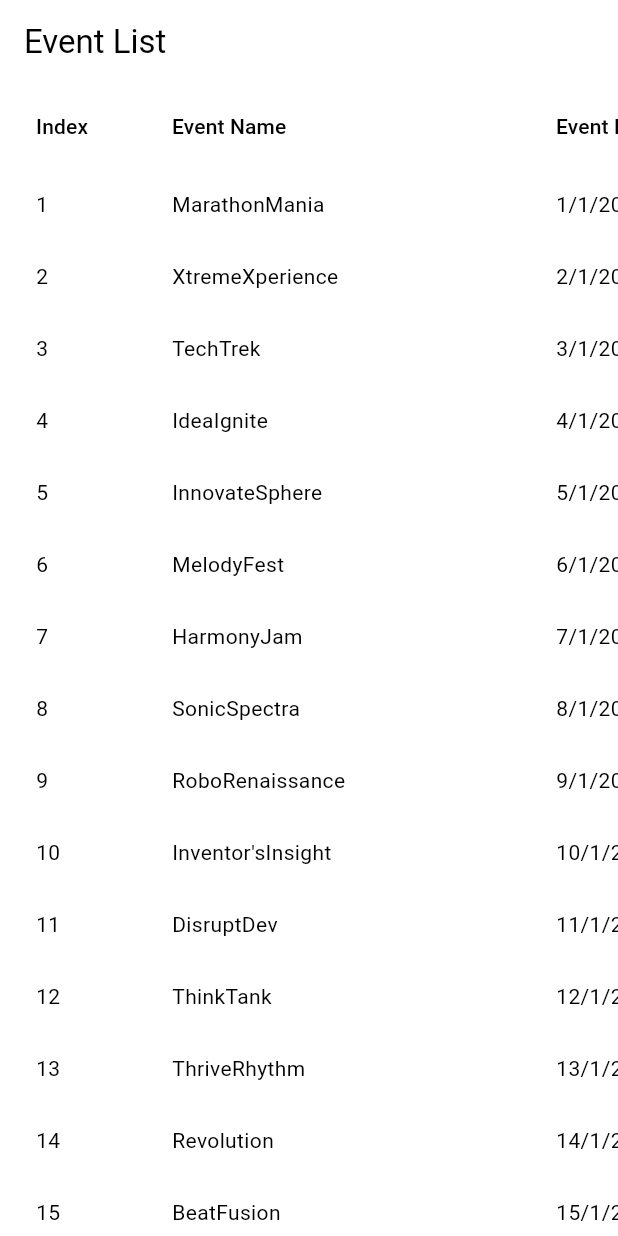
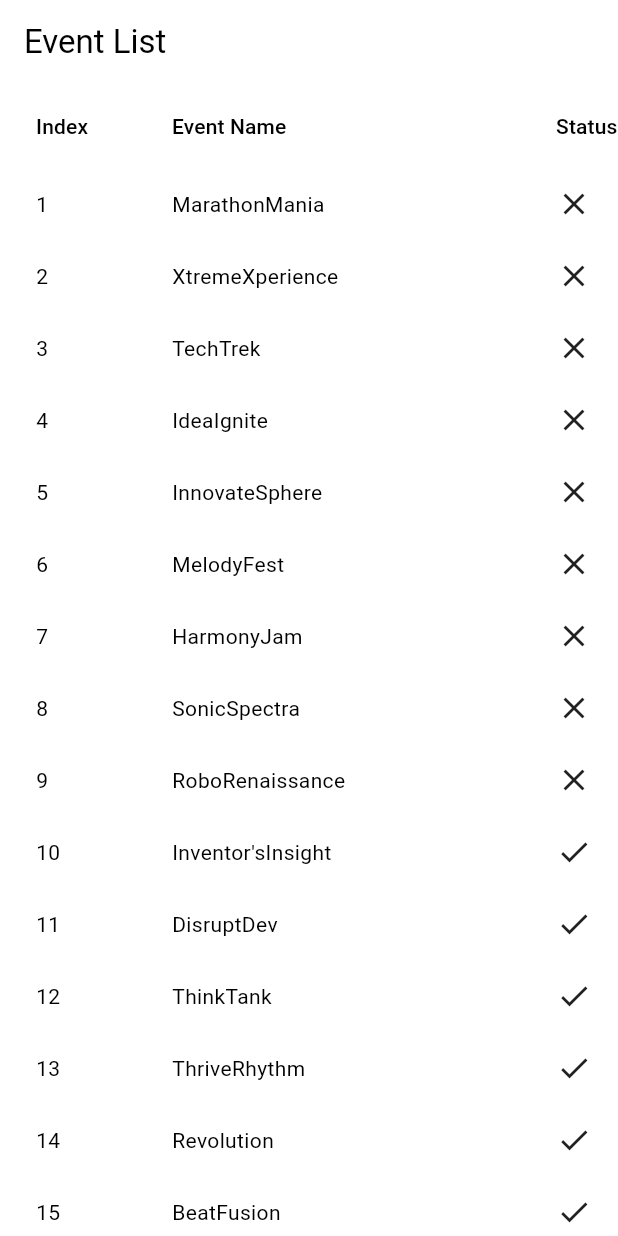
Before and after one commit to afqhizzt/Eventory, a Flutter app: the EventListPage screen opened directly, on a phone screen of 412 x 824 dp. Run offline on Flutter 3.47's test engine with Material 3 defaults, Android fonts, the phone set to English and light mode, and no system bars; our stand-ins replace fluttertoast, get, google_sign_in, shared_preferences, supabase, supabase_flutter; accounts and stored records are empty.

Commit message:
updated eventlist
status approval in table form

```diff
--- a/lib/pages/HEP/EventList.dart
+++ b/lib/pages/HEP/EventList.dart
@@ -1,4 +1,8 @@
 import 'package:flutter/material.dart';
+
+void main() {
+  runApp(MyApp());
+}
 
 class MyApp extends StatelessWidget {
   @override
@@ -7,8 +11,7 @@ class MyApp extends StatelessWidget {
       theme: ThemeData.dark().copyWith(
         primaryColor: Colors.black,
         textTheme: TextTheme(
-          bodyText2: TextStyle(
-              color: Colors.white, fontSize: 19.0), // Increased text size
+          bodyText2: TextStyle(color: Colors.white, fontSize: 19.0), // Increased text size
         ),
       ),
       home: EventListPage(),
@@ -19,124 +22,55 @@ class MyApp extends StatelessWidget {
 class Event {
   final int index;
   final String eventName;
+  final bool isChecked;
   final DateTime eventDate;
-  final bool isChecked;
 
   Event({
     required this.index,
     required this.eventName,
+    required this.isChecked,
     required this.eventDate,
-    required this.isChecked,
   });
 }
 
 class EventListPage extends StatelessWidget {
   final List<Event> events = [
-    Event(
-        index: 1,
-        eventName: 'MarathonMania',
-        eventDate: DateTime.now(),
-        isChecked: false),
-    Event(
-        index: 2,
-        eventName: 'XtremeXperience',
-        eventDate: DateTime.now().add(Duration(days: 1)),
-        isChecked: true),
-    Event(
-        index: 3,
-        eventName: 'TechTrek',
-        eventDate: DateTime.now().add(Duration(days: 2)),
-        isChecked: false),
-    Event(
-        index: 4,
-        eventName: 'IdeaIgnite',
-        eventDate: DateTime.now().add(Duration(days: 3)),
-        isChecked: true),
-    Event(
-        index: 5,
-        eventName: 'InnovateSphere',
-        eventDate: DateTime.now().add(Duration(days: 4)),
-        isChecked: false),
-    Event(
-        index: 6,
-        eventName: 'MelodyFest',
-        eventDate: DateTime.now().add(Duration(days: 5)),
-        isChecked: true),
-    Event(
-        index: 7,
-        eventName: 'HarmonyJam',
-        eventDate: DateTime.now().add(Duration(days: 6)),
-        isChecked: false),
-    Event(
-        index: 8,
-        eventName: 'SonicSpectra',
-        eventDate: DateTime.now().add(Duration(days: 7)),
-        isChecked: true),
-    Event(
-        index: 9,
-        eventName: 'RoboRenaissance',
-        eventDate: DateTime.now().add(Duration(days: 8)),
-        isChecked: false),
-    Event(
-        index: 10,
-        eventName: 'Inventor\'sInsight',
-        eventDate: DateTime.now().add(Duration(days: 9)),
-        isChecked: true),
-    Event(
-        index: 11,
-        eventName: 'DisruptDev',
-        eventDate: DateTime.now().add(Duration(days: 10)),
-        isChecked: false),
-    Event(
-        index: 12,
-        eventName: 'ThinkTank',
-        eventDate: DateTime.now().add(Duration(days: 11)),
-        isChecked: true),
-    Event(
-        index: 13,
-        eventName: 'ThriveRhythm',
-        eventDate: DateTime.now().add(Duration(days: 12)),
-        isChecked: false),
-    Event(
-        index: 14,
-        eventName: 'Revolution',
-        eventDate: DateTime.now().add(Duration(days: 13)),
-        isChecked: true),
-    Event(
-        index: 15,
-        eventName: 'BeatFusion',
-        eventDate: DateTime.now().add(Duration(days: 14)),
-        isChecked: false),
-    Event(
-        index: 16,
-        eventName: 'AcousticAlchemy',
-        eventDate: DateTime.now().add(Duration(days: 15)),
-        isChecked: true),
-    Event(
-        index: 17,
-        eventName: 'GrooveGala',
-        eventDate: DateTime.now().add(Duration(days: 16)),
-        isChecked: false),
-    Event(
-        index: 18,
-        eventName: 'SymphonyShowdown',
-        eventDate: DateTime.now().add(Duration(days: 17)),
-        isChecked: true),
-    Event(
-        index: 19,
-        eventName: 'PulsePalooza',
-        eventDate: DateTime.now().add(Duration(days: 18)),
-        isChecked: false),
-    Event(
-        index: 20,
-        eventName: 'SoundSafari',
-        eventDate: DateTime.now().add(Duration(days: 19)),
-        isChecked: true),
+    Event(index: 1, eventName: 'MarathonMania', eventDate: DateTime.now(), isChecked: false),
+    Event(index: 2, eventName: 'XtremeXperience', eventDate: DateTime.now().add(Duration(days: 1)), isChecked: false),
+    Event(index: 3, eventName: 'TechTrek', eventDate: DateTime.now().add(Duration(days: 2)), isChecked: false),
+    Event(index: 4, eventName: 'IdeaIgnite', eventDate: DateTime.now().add(Duration(days: 3)), isChecked: false),
+    Event(index: 5, eventName: 'InnovateSphere', eventDate: DateTime.now().add(Duration(days: 4)), isChecked: false),
+    Event(index: 6, eventName: 'MelodyFest', eventDate: DateTime.now().add(Duration(days: 5)), isChecked: false),
+    Event(index: 7, eventName: 'HarmonyJam', eventDate: DateTime.now().add(Duration(days: 6)), isChecked: false),
+    Event(index: 8, eventName: 'SonicSpectra', eventDate: DateTime.now().add(Duration(days: 7)), isChecked: false),
+    Event(index: 9, eventName: 'RoboRenaissance', eventDate: DateTime.now().add(Duration(days: 8)), isChecked: false),
+    Event(index: 10, eventName: 'Inventor\'sInsight', eventDate: DateTime.now().add(Duration(days: 9)), isChecked: true),
+    Event(index: 11, eventName: 'DisruptDev', eventDate: DateTime.now().add(Duration(days: 10)), isChecked: true),
+    Event(index: 12, eventName: 'ThinkTank', eventDate: DateTime.now().add(Duration(days: 11)), isChecked: true),
+    Event(index: 13, eventName: 'ThriveRhythm', eventDate: DateTime.now().add(Duration(days: 12)), isChecked: true),
+    Event(index: 14, eventName: 'Revolution', eventDate: DateTime.now().add(Duration(days: 13)), isChecked: true),
+    Event(index: 15, eventName: 'BeatFusion', eventDate: DateTime.now().add(Duration(days: 14)), isChecked: true),
+    Event(index: 16, eventName: 'AcousticAlchemy', eventDate: DateTime.now().add(Duration(days: 15)), isChecked: true),
+    Event(index: 17, eventName: 'GrooveGala', eventDate: DateTime.now().add(Duration(days: 16)), isChecked: true),
+    Event(index: 18, eventName: 'SymphonyShowdown', eventDate: DateTime.now().add(Duration(days: 17)), isChecked: true),
+    Event(index: 19, eventName: 'PulsePalooza', eventDate: DateTime.now().add(Duration(days: 18)), isChecked: true),
+    Event(index: 20, eventName: 'SoundSafari', eventDate: DateTime.now().add(Duration(days: 19)), isChecked: true),
     // Add more events as needed
   ];
 
   @override
   Widget build(BuildContext context) {
+    // Sort the events with 'not approved' status first and index in ascending order
+    events.sort((a, b) {
+      if (a.isChecked && !b.isChecked) {
+        return 1;
+      } else if (!a.isChecked && b.isChecked) {
+        return -1;
+      } else {
+        return a.index.compareTo(b.index);
+      }
+    });
+
     return Scaffold(
       appBar: AppBar(
         title: Text('Event List'),
@@ -149,8 +83,8 @@ class EventListPage extends StatelessWidget {
             columns: [
               DataColumn(label: Text('Index')),
               DataColumn(label: Text('Event Name')),
+              DataColumn(label: Text('Status')),
               DataColumn(label: Text('Event Date')),
-              DataColumn(label: Text('Status')),
             ],
             rows: events.map((event) {
               return DataRow(
@@ -163,9 +97,8 @@ class EventListPage extends StatelessWidget {
                       child: Text(event.eventName),
                     ),
                   )),
-                  DataCell(Text(
-                      '${event.eventDate.day}/${event.eventDate.month}/${event.eventDate.year}')),
                   DataCell(Icon(event.isChecked ? Icons.check : Icons.clear)),
+                  DataCell(Text('${event.eventDate.day}/${event.eventDate.month}/${event.eventDate.year}')),
                 ],
               );
             }).toList(),
```
